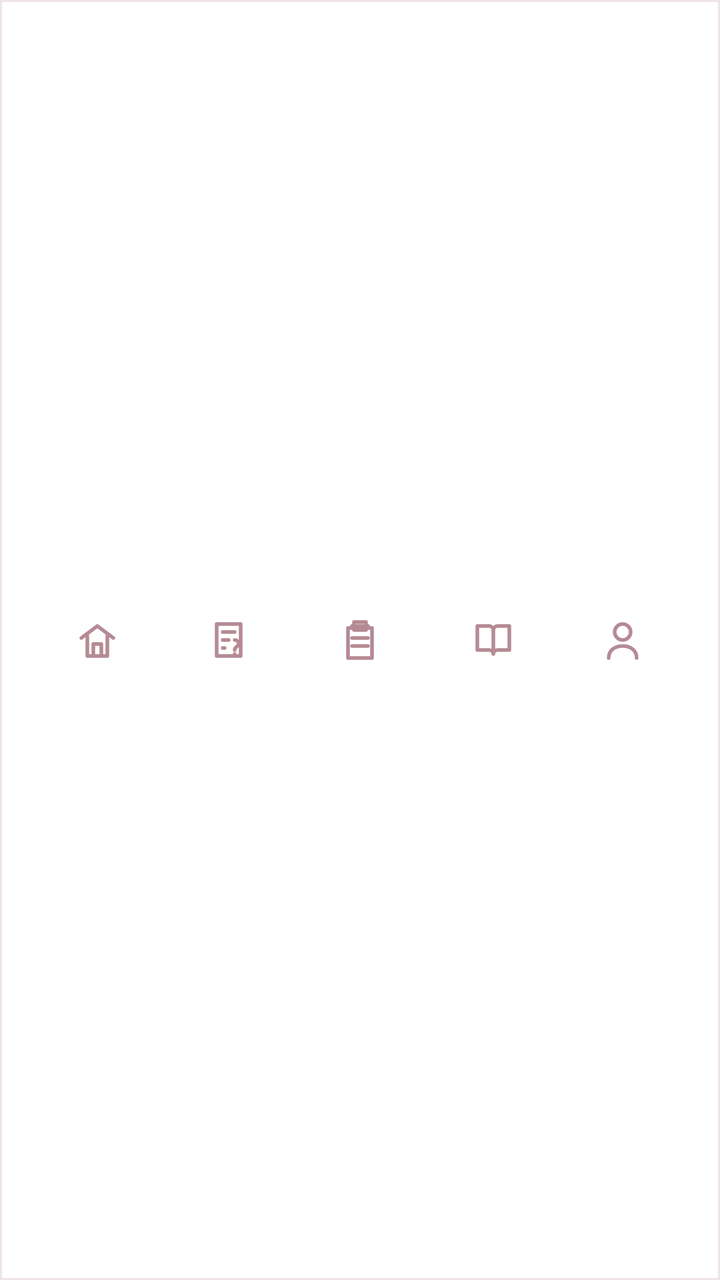
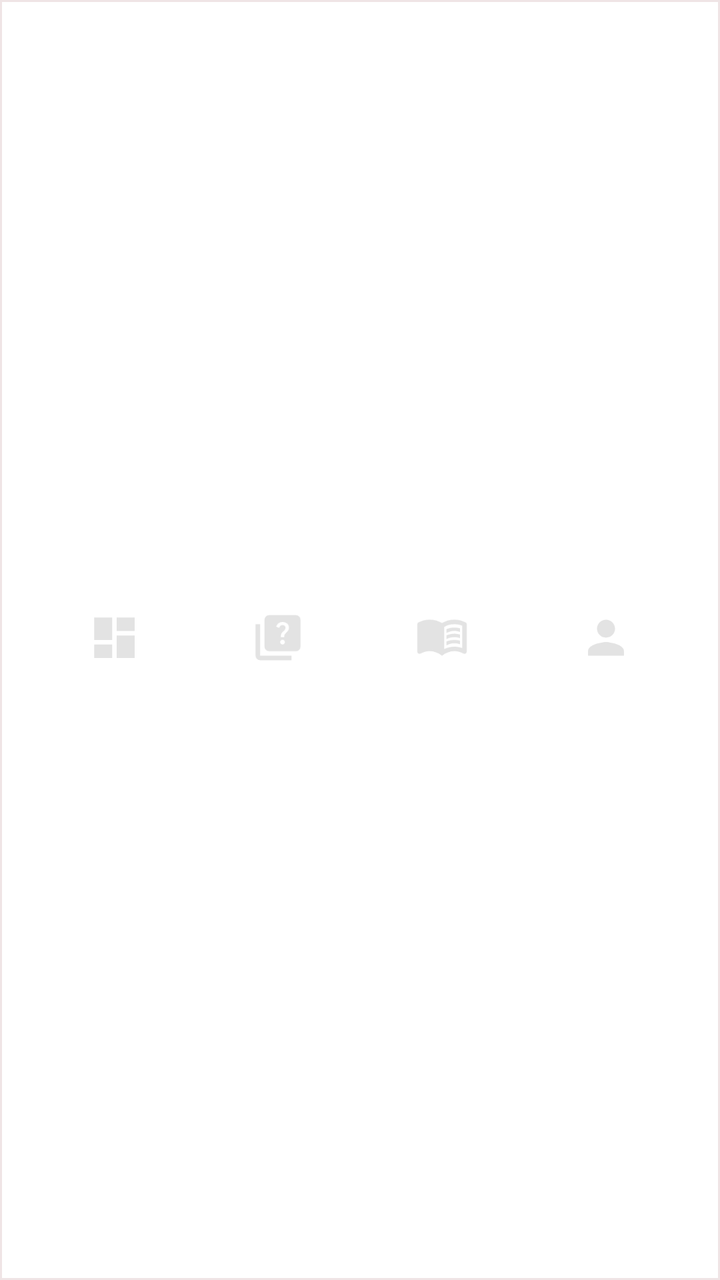

An Android layout rendered at two revisions. The XML below is the earlier revision; the diff shows what the commit changed to produce the second picture.
<!-- AndroidManifest.xml: application theme Theme.MiniMoodle -->
<!-- res/layout/layout_bottom_nav.xml -->
<?xml version="1.0" encoding="utf-8"?>
<LinearLayout xmlns:android="http://schemas.android.com/apk/res/android"
    android:id="@+id/bottomNav"
    android:layout_width="match_parent"
    android:layout_height="64dp"
    android:background="@drawable/bg_bottom_nav"
    android:gravity="center"
    android:orientation="horizontal"
    android:paddingStart="16dp"
    android:paddingEnd="16dp">

    <ImageButton
        android:id="@+id/navDashboard"
        android:layout_width="0dp"
        android:layout_height="match_parent"
        android:layout_weight="1"
        android:background="?attr/selectableItemBackgroundBorderless"
        android:contentDescription="@string/nav_dashboard"
        android:padding="18dp"
        android:scaleType="center"
        android:src="@drawable/ic_nav_home" />

    <ImageButton
        android:id="@+id/navAssignments"
        android:layout_width="0dp"
        android:layout_height="match_parent"
        android:layout_weight="1"
        android:background="?attr/selectableItemBackgroundBorderless"
        android:contentDescription="@string/nav_quizzes"
        android:padding="18dp"
        android:scaleType="center"
        android:src="@drawable/ic_nav_quiz" />

    <ImageButton
        android:id="@+id/navGrid"
        android:layout_width="0dp"
        android:layout_height="match_parent"
        android:layout_weight="1"
        android:background="?attr/selectableItemBackgroundBorderless"
        android:contentDescription="@string/nav_assignments"
        android:padding="18dp"
        android:scaleType="center"
        android:src="@drawable/ic_nav_clipboard" />

    <ImageButton
        android:id="@+id/navCourses"
        android:layout_width="0dp"
        android:layout_height="match_parent"
        android:layout_weight="1"
        android:background="?attr/selectableItemBackgroundBorderless"
        android:contentDescription="@string/nav_courses"
        android:padding="18dp"
        android:scaleType="center"
        android:src="@drawable/ic_nav_book" />

    <ImageButton
        android:id="@+id/navProfile"
        android:layout_width="0dp"
        android:layout_height="match_parent"
        android:layout_weight="1"
        android:background="?attr/selectableItemBackgroundBorderless"
        android:contentDescription="@string/nav_profile"
        android:padding="12dp"
        android:scaleType="center"
        android:src="@drawable/ic_nav_profile" />
</LinearLayout>
<!-- resources referenced by this layout -->
<resources>
  <!-- drawable ic_nav_book (drawable) -->
  <?xml version="1.0" encoding="utf-8"?>
  <vector xmlns:android="http://schemas.android.com/apk/res/android"
      android:width="24dp"
      android:height="24dp"
      android:viewportWidth="24"
      android:viewportHeight="24">
      <path
          android:fillColor="@android:color/transparent"
          android:pathData="M5,5 L11,5 C12,5 13,6 13,7 L13,19 C13,18 12,17 11,17 L5,17 Z M13,7 C13,6 14,5 15,5 L21,5 L21,17 L15,17 C14,17 13,18 13,19 Z"
          android:strokeColor="@color/nav_muted"
          android:strokeLineJoin="round"
          android:strokeWidth="1.8" />
  </vector>
  <!-- drawable ic_nav_clipboard (drawable) -->
  <?xml version="1.0" encoding="utf-8"?>
  <vector xmlns:android="http://schemas.android.com/apk/res/android"
      android:width="24dp"
      android:height="24dp"
      android:viewportWidth="24"
      android:viewportHeight="24">
      <path
          android:fillColor="@android:color/transparent"
          android:pathData="M8,5 L16,5 M9,3 L15,3 L15,7 L9,7 Z M6,6 L18,6 L18,21 L6,21 Z M8,11 L16,11 M8,15 L16,15"
          android:strokeColor="@color/nav_muted"
          android:strokeLineCap="round"
          android:strokeLineJoin="round"
          android:strokeWidth="1.8" />
  </vector>
  <!-- drawable ic_nav_home (drawable) -->
  <?xml version="1.0" encoding="utf-8"?>
  <vector xmlns:android="http://schemas.android.com/apk/res/android"
      android:width="24dp"
      android:height="24dp"
      android:viewportWidth="24"
      android:viewportHeight="24">
      <path
          android:fillColor="@android:color/transparent"
          android:pathData="M4,11 L12,5 L20,11 M7,10 L7,20 L17,20 L17,10 M10,20 L10,14 L14,14 L14,20"
          android:strokeColor="@color/nav_muted"
          android:strokeLineCap="round"
          android:strokeLineJoin="round"
          android:strokeWidth="1.8" />
  </vector>
  <!-- drawable ic_nav_profile (drawable) -->
  <?xml version="1.0" encoding="utf-8"?>
  <vector xmlns:android="http://schemas.android.com/apk/res/android"
      android:width="24dp"
      android:height="24dp"
      android:viewportWidth="24"
      android:viewportHeight="24">
      <path
          android:fillColor="@android:color/transparent"
          android:pathData="M12,12 C14.2,12 16,10.2 16,8 C16,5.8 14.2,4 12,4 C9.8,4 8,5.8 8,8 C8,10.2 9.8,12 12,12 Z M5,21 C5,17.2 8,15 12,15 C16,15 19,17.2 19,21"
          android:strokeColor="@color/nav_muted"
          android:strokeLineCap="round"
          android:strokeLineJoin="round"
          android:strokeWidth="1.8" />
  </vector>
  <!-- drawable ic_nav_quiz (drawable) -->
  <?xml version="1.0" encoding="utf-8"?>
  <vector xmlns:android="http://schemas.android.com/apk/res/android"
      android:width="24dp"
      android:height="24dp"
      android:viewportWidth="24"
      android:viewportHeight="24">
      <path
          android:fillColor="@android:color/transparent"
          android:pathData="M6,4 L18,4 L18,20 L6,20 Z M9,8 L15,8 M9,12 L12,12 M9,16 L10,16"
          android:strokeColor="@color/nav_muted"
          android:strokeLineCap="round"
          android:strokeLineJoin="round"
          android:strokeWidth="1.8" />
      <path
          android:fillColor="@android:color/transparent"
          android:pathData="M15,12 C16.2,12 17,12.8 17,13.8 C17,15.4 15,15.2 15,17 M15,19 L15,19"
          android:strokeColor="@color/nav_muted"
          android:strokeLineCap="round"
          android:strokeLineJoin="round"
          android:strokeWidth="1.8" />
  </vector>
  <string name="nav_assignments">Travaux</string>
  <color name="nav_muted">#B58A94</color>
  <style name="Base.Theme.MiniMoodle" parent="Theme.Material3.DayNight.NoActionBar">
          <item name="android:fontFamily">sans</item>
          <item name="android:windowLightStatusBar">true</item>
          <item name="android:statusBarColor">@color/screen_gray</item>
          <item name="colorPrimary">@color/header_green</item>
          <item name="colorAccent">@color/button_orange</item>
      </style>
  <color name="screen_gray">#E5E5E5</color>
  <color name="button_orange">#FF6F4A</color>
  <!-- unchanged entries left out for length: 8 -->
</resources>

<!-- the commit's change to res/layout/layout_bottom_nav.xml (unified diff, before → after) -->
@@ -9,58 +9,112 @@
     android:paddingStart="16dp"
     android:paddingEnd="16dp">
 
-    <ImageButton
-        android:id="@+id/navDashboard"
+    <LinearLayout
         android:layout_width="0dp"
         android:layout_height="match_parent"
         android:layout_weight="1"
-        android:background="?attr/selectableItemBackgroundBorderless"
-        android:contentDescription="@string/nav_dashboard"
-        android:padding="18dp"
-        android:scaleType="center"
-        android:src="@drawable/ic_nav_home" />
+        android:gravity="center"
+        android:orientation="vertical">
 
-    <ImageButton
-        android:id="@+id/navAssignments"
+        <ImageButton
+            android:id="@+id/navDashboard"
+            android:layout_width="match_parent"
+            android:layout_height="42dp"
+            android:background="?attr/selectableItemBackgroundBorderless"
+            android:contentDescription="@string/nav_dashboard"
+            android:paddingTop="10dp"
+            android:paddingBottom="5dp"
+            android:scaleType="fitCenter"
+            android:src="@drawable/ic_nav_dashboard" />
+
+        <View
+            android:id="@+id/navDashboardDot"
+            android:layout_width="6dp"
+            android:layout_height="6dp"
+            android:layout_marginBottom="1dp"
+            android:background="@drawable/bg_nav_dot"
+            android:visibility="invisible" />
+    </LinearLayout>
+
+    <LinearLayout
         android:layout_width="0dp"
         android:layout_height="match_parent"
         android:layout_weight="1"
-        android:background="?attr/selectableItemBackgroundBorderless"
-        android:contentDescription="@string/nav_quizzes"
-        android:padding="18dp"
-        android:scaleType="center"
-        android:src="@drawable/ic_nav_quiz" />
+        android:gravity="center"
+        android:orientation="vertical">
 
-    <ImageButton
-        android:id="@+id/navGrid"
+        <ImageButton
+            android:id="@+id/navAssignments"
+            android:layout_width="match_parent"
+            android:layout_height="42dp"
+            android:background="?attr/selectableItemBackgroundBorderless"
+            android:contentDescription="@string/nav_quizzes"
+            android:paddingTop="10dp"
+            android:paddingBottom="5dp"
+            android:scaleType="fitCenter"
+            android:src="@drawable/ic_nav_quiz" />
+
+        <View
+            android:id="@+id/navAssignmentsDot"
+            android:layout_width="6dp"
+            android:layout_height="6dp"
+            android:layout_marginBottom="1dp"
+            android:background="@drawable/bg_nav_dot"
+            android:visibility="invisible" />
+    </LinearLayout>
+
+    <LinearLayout
         android:layout_width="0dp"
         android:layout_height="match_parent"
         android:layout_weight="1"
-        android:background="?attr/selectableItemBackgroundBorderless"
-        android:contentDescription="@string/nav_assignments"
-        android:padding="18dp"
-        android:scaleType="center"
-        android:src="@drawable/ic_nav_clipboard" />
+        android:gravity="center"
+        android:orientation="vertical">
 
-    <ImageButton
-        android:id="@+id/navCourses"
+        <ImageButton
+            android:id="@+id/navCourses"
+            android:layout_width="match_parent"
+            android:layout_height="42dp"
+            android:background="?attr/selectableItemBackgroundBorderless"
+            android:contentDescription="@string/nav_courses"
+            android:paddingTop="10dp"
+            android:paddingBottom="5dp"
+            android:scaleType="fitCenter"
+            android:src="@drawable/ic_nav_book" />
+
+        <View
+            android:id="@+id/navCoursesDot"
+            android:layout_width="6dp"
+            android:layout_height="6dp"
+            android:layout_marginBottom="1dp"
+            android:background="@drawable/bg_nav_dot"
+            android:visibility="invisible" />
+    </LinearLayout>
+
+    <LinearLayout
         android:layout_width="0dp"
         android:layout_height="match_parent"
         android:layout_weight="1"
-        android:background="?attr/selectableItemBackgroundBorderless"
-        android:contentDescription="@string/nav_courses"
-        android:padding="18dp"
-        android:scaleType="center"
-        android:src="@drawable/ic_nav_book" />
+        android:gravity="center"
+        android:orientation="vertical">
 
-    <ImageButton
-        android:id="@+id/navProfile"
-        android:layout_width="0dp"
-        android:layout_height="match_parent"
-        android:layout_weight="1"
-        android:background="?attr/selectableItemBackgroundBorderless"
-        android:contentDescription="@string/nav_profile"
-        android:padding="12dp"
-        android:scaleType="center"
-        android:src="@drawable/ic_nav_profile" />
+        <ImageButton
+            android:id="@+id/navProfile"
+            android:layout_width="match_parent"
+            android:layout_height="42dp"
+            android:background="?attr/selectableItemBackgroundBorderless"
+            android:contentDescription="@string/nav_profile"
+            android:paddingTop="10dp"
+            android:paddingBottom="5dp"
+            android:scaleType="fitCenter"
+            android:src="@drawable/ic_nav_profile" />
+
+        <View
+            android:id="@+id/navProfileDot"
+            android:layout_width="6dp"
+            android:layout_height="6dp"
+            android:layout_marginBottom="1dp"
+            android:background="@drawable/bg_nav_dot"
+            android:visibility="invisible" />
+    </LinearLayout>
+
 </LinearLayout>
<!-- resource entries referenced after the edit -->
@@ -1,97 +1,59 @@
 <!-- resources referenced by this layout -->
 <resources>
+  <!-- drawable bg_nav_dot (drawable) -->
+  <?xml version="1.0" encoding="utf-8"?>
+  <shape xmlns:android="http://schemas.android.com/apk/res/android"
+      android:shape="oval">
+      <solid android:color="@color/button_orange" />
+  </shape>
   <!-- drawable ic_nav_book (drawable) -->
-  <?xml version="1.0" encoding="utf-8"?>
+  <vector xmlns:android="http://schemas.android.com/apk/res/android"
+      android:width="24dp"
+      android:height="24dp"
+      android:viewportWidth="960"
+      android:viewportHeight="960">
+    <path
+        android:pathData="M560,396v-68q33,-14 67.5,-21t72.5,-7q26,0 51,4t49,10v64q-24,-9 -48.5,-13.5T700,360q-38,0 -73,9.5T560,396ZM560,616v-68q33,-14 67.5,-21t72.5,-7q26,0 51,4t49,10v64q-24,-9 -48.5,-13.5T700,580q-38,0 -73,9t-67,27ZM560,506v-68q33,-14 67.5,-21t72.5,-7q26,0 51,4t49,10v64q-24,-9 -48.5,-13.5T700,470q-38,0 -73,9.5T560,506ZM520,682q44,-21 88.5,-31.5T700,640q36,0 70.5,6t69.5,18v-396q-33,-14 -68.5,-21t-71.5,-7q-47,0 -93,12t-87,36v394ZM480,800q-48,-38 -104,-59t-116,-21q-42,0 -82.5,11T100,762q-21,11 -40.5,-1T40,726v-482q0,-11 5.5,-21T62,208q47,-23 96.5,-35.5T260,160q58,0 113.5,15T480,220q51,-30 106.5,-45T700,160q52,0 101.5,12.5T898,208q11,5 16.5,15t5.5,21v482q0,23 -19.5,35t-40.5,1q-37,-20 -77.5,-31T700,720q-60,0 -116,21t-104,59Z"
+        android:fillColor="#e3e3e3"/>
+  </vector>
+  <!-- drawable ic_nav_dashboard (drawable) -->
+  <vector xmlns:android="http://schemas.android.com/apk/res/android"
+      android:width="24dp"
+      android:height="24dp"
+      android:viewportWidth="960"
+      android:viewportHeight="960">
+    <path
+        android:pathData="M520,360v-240h320v240L520,360ZM120,520v-400h320v400L120,520ZM520,840v-400h320v400L520,840ZM120,840v-240h320v240L120,840Z"
+        android:fillColor="#e3e3e3"/>
+  </vector>
+  <!-- drawable ic_nav_profile (drawable) -->
   <vector xmlns:android="http://schemas.android.com/apk/res/android"
       android:width="24dp"
       android:height="24dp"
       android:viewportWidth="24"
       android:viewportHeight="24">
-      <path
-          android:fillColor="@android:color/transparent"
-          android:pathData="M5,5 L11,5 C12,5 13,6 13,7 L13,19 C13,18 12,17 11,17 L5,17 Z M13,7 C13,6 14,5 15,5 L21,5 L21,17 L15,17 C14,17 13,18 13,19 Z"
-          android:strokeColor="@color/nav_muted"
-          android:strokeLineJoin="round"
-          android:strokeWidth="1.8" />
+    <path
+        android:pathData="M12,12c2.21,0 4,-1.79 4,-4s-1.79,-4 -4,-4 -4,1.79 -4,4 1.79,4 4,4zM12,14c-2.67,0 -8,1.34 -8,4v2h16v-2c0,-2.66 -5.33,-4 -8,-4z"
+        android:fillColor="#e3e3e3"/>
   </vector>
-  <!-- drawable ic_nav_clipboard (drawable) -->
-  <?xml version="1.0" encoding="utf-8"?>
+  <!-- drawable ic_nav_quiz (drawable) -->
   <vector xmlns:android="http://schemas.android.com/apk/res/android"
       android:width="24dp"
       android:height="24dp"
-      android:viewportWidth="24"
-      android:viewportHeight="24">
-      <path
-          android:fillColor="@android:color/transparent"
-          android:pathData="M8,5 L16,5 M9,3 L15,3 L15,7 L9,7 Z M6,6 L18,6 L18,21 L6,21 Z M8,11 L16,11 M8,15 L16,15"
-          android:strokeColor="@color/nav_muted"
-          android:strokeLineCap="round"
-          android:strokeLineJoin="round"
-          android:strokeWidth="1.8" />
+      android:viewportWidth="960"
+      android:viewportHeight="960">
+    <path
+        android:pathData="M589.5,587.5Q602,575 602,558t-12.5,-29.5Q577,516 560,516t-29.5,12.5Q518,541 518,558t12.5,29.5Q543,600 560,600t29.5,-12.5ZM530,472h60q0,-29 6,-42.5t28,-35.5q30,-30 40,-48.5t10,-43.5q0,-45 -31.5,-73.5T560,200q-41,0 -71.5,23T446,284l54,22q9,-25 24.5,-37.5T560,256q24,0 39,13.5t15,36.5q0,14 -8,26.5T578,364q-33,29 -40.5,45.5T530,472ZM320,720q-33,0 -56.5,-23.5T240,640v-480q0,-33 23.5,-56.5T320,80h480q33,0 56.5,23.5T880,160v480q0,33 -23.5,56.5T800,720L320,720ZM160,880q-33,0 -56.5,-23.5T80,800v-560h80v560h560v80L160,880Z"
+        android:fillColor="#e3e3e3"/>
   </vector>
-  <!-- drawable ic_nav_home (drawable) -->
-  <?xml version="1.0" encoding="utf-8"?>
-  <vector xmlns:android="http://schemas.android.com/apk/res/android"
-      android:width="24dp"
-      android:height="24dp"
-      android:viewportWidth="24"
-      android:viewportHeight="24">
-      <path
-          android:fillColor="@android:color/transparent"
-          android:pathData="M4,11 L12,5 L20,11 M7,10 L7,20 L17,20 L17,10 M10,20 L10,14 L14,14 L14,20"
-          android:strokeColor="@color/nav_muted"
-          android:strokeLineCap="round"
-          android:strokeLineJoin="round"
-          android:strokeWidth="1.8" />
-  </vector>
-  <!-- drawable ic_nav_profile (drawable) -->
-  <?xml version="1.0" encoding="utf-8"?>
-  <vector xmlns:android="http://schemas.android.com/apk/res/android"
-      android:width="24dp"
-      android:height="24dp"
-      android:viewportWidth="24"
-      android:viewportHeight="24">
-      <path
-          android:fillColor="@android:color/transparent"
-          android:pathData="M12,12 C14.2,12 16,10.2 16,8 C16,5.8 14.2,4 12,4 C9.8,4 8,5.8 8,8 C8,10.2 9.8,12 12,12 Z M5,21 C5,17.2 8,15 12,15 C16,15 19,17.2 19,21"
-          android:strokeColor="@color/nav_muted"
-          android:strokeLineCap="round"
-          android:strokeLineJoin="round"
-          android:strokeWidth="1.8" />
-  </vector>
-  <!-- drawable ic_nav_quiz (drawable) -->
-  <?xml version="1.0" encoding="utf-8"?>
-  <vector xmlns:android="http://schemas.android.com/apk/res/android"
-      android:width="24dp"
-      android:height="24dp"
-      android:viewportWidth="24"
-      android:viewportHeight="24">
-      <path
-          android:fillColor="@android:color/transparent"
-          android:pathData="M6,4 L18,4 L18,20 L6,20 Z M9,8 L15,8 M9,12 L12,12 M9,16 L10,16"
-          android:strokeColor="@color/nav_muted"
-          android:strokeLineCap="round"
-          android:strokeLineJoin="round"
-          android:strokeWidth="1.8" />
-      <path
-          android:fillColor="@android:color/transparent"
-          android:pathData="M15,12 C16.2,12 17,12.8 17,13.8 C17,15.4 15,15.2 15,17 M15,19 L15,19"
-          android:strokeColor="@color/nav_muted"
-          android:strokeLineCap="round"
-          android:strokeLineJoin="round"
-          android:strokeWidth="1.8" />
-  </vector>
-  <string name="nav_assignments">Travaux</string>
-  <color name="nav_muted">#B58A94</color>
-  <style name="Base.Theme.MiniMoodle" parent="Theme.Material3.DayNight.NoActionBar">
-          <item name="android:fontFamily">sans</item>
+  <style name="Base.Theme.MiniMoodle" parent="Theme.AppCompat.Light.NoActionBar">
           <item name="android:windowLightStatusBar">true</item>
           <item name="android:statusBarColor">@color/screen_gray</item>
           <item name="colorPrimary">@color/header_green</item>
           <item name="colorAccent">@color/button_orange</item>
       </style>
-  <color name="screen_gray">#E5E5E5</color>
-  <color name="button_orange">#FF6F4A</color>
+  <color name="screen_gray">#faf9f9</color>
+  <color name="button_orange">#FF7648</color>
   <!-- unchanged entries left out for length: 8 -->
 </resources>
 
